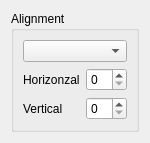
The window that ui/playlistItemOverlay.ui (IENT/YUView) describes before a commit, drawn with Qt 5.
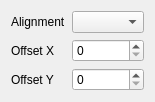
The same window after the commit.

The edit to the form file:
```diff
--- a/ui/playlistItemOverlay.ui
+++ b/ui/playlistItemOverlay.ui
@@ -6,47 +6,38 @@
    <rect>
     <x>0</x>
     <y>0</y>
-    <width>130</width>
-    <height>129</height>
+    <width>140</width>
+    <height>96</height>
    </rect>
   </property>
   <property name="windowTitle">
    <string>Form</string>
   </property>
-  <layout class="QVBoxLayout" name="topVBoxLayout">
-   <item>
-    <widget class="QGroupBox" name="groupBox">
-     <property name="title">
-      <string>Alignment</string>
-     </property>
-     <layout class="QGridLayout" name="gridLayout" columnstretch="0,1">
+  <layout class="QGridLayout" name="topVBoxLayout" columnstretch="0,1">
       <item row="1" column="1">
        <widget class="QSpinBox" name="alignmentHozizontal"/>
       </item>
+   <item row="0" column="1">
+    <widget class="QComboBox" name="alignmentMode"/>
+   </item>
+   <item row="1" column="0">
+    <widget class="QLabel" name="label_2">
+     <property name="text">
+      <string>Offset X</string>
+     </property>
+    </widget>
+   </item>
       <item row="2" column="1">
        <widget class="QSpinBox" name="alignmentVertical"/>
       </item>
-      <item row="1" column="0">
-       <widget class="QLabel" name="label">
-        <property name="text">
-         <string>Horizonzal</string>
-        </property>
-       </widget>
-      </item>
       <item row="2" column="0">
-       <widget class="QLabel" name="label_2">
+    <widget class="QLabel" name="label">
         <property name="text">
-         <string>Vertical</string>
+      <string>Offset Y</string>
         </property>
        </widget>
       </item>
-      <item row="0" column="0" colspan="2">
-       <widget class="QComboBox" name="alignmentMode"/>
-      </item>
-     </layout>
-    </widget>
-   </item>
-   <item>
+   <item row="3" column="1">
     <spacer name="verticalSpacer">
      <property name="orientation">
       <enum>Qt::Vertical</enum>
@@ -59,6 +50,13 @@
      </property>
     </spacer>
    </item>
+   <item row="0" column="0">
+    <widget class="QLabel" name="label_3">
+     <property name="text">
+      <string>Alignment</string>
+     </property>
+    </widget>
+   </item>
   </layout>
  </widget>
  <resources/>
```
Left out of the diff: 5 changed lines with no effect on the pictures. Lines whose indentation alone changed are shown as unchanged.
